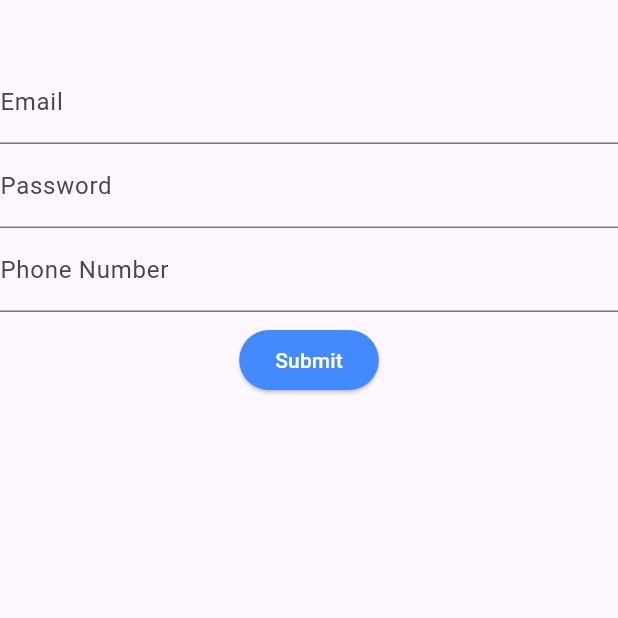
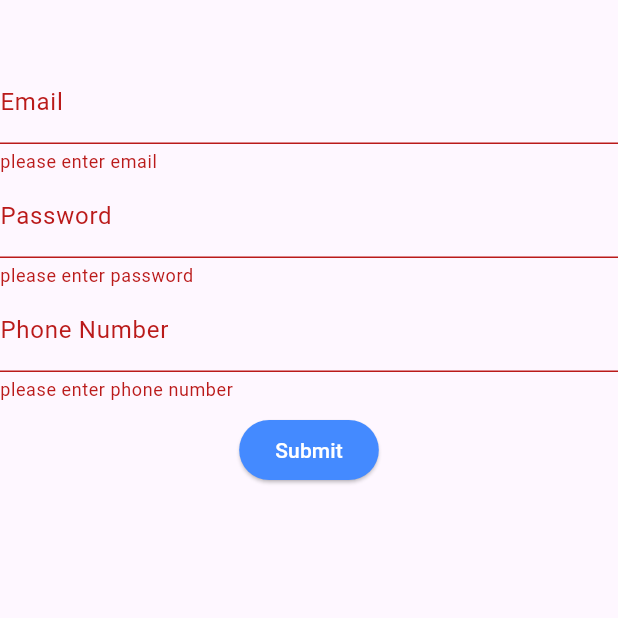
Before and after one commit to NischalGirii/Flutter, a Flutter app: the screen it shows after launch, after a tap on "Submit", on a phone screen of 412 x 824 dp, the top half of it. Run offline on Flutter 3.47's test engine with Material 3 defaults, Android fonts, the phone set to English and light mode, and no system bars; our stand-ins replace shared_preferences; missing offline and left inert: dart:ffi.

Commit message:
Update the incorrect regex form validation.

```diff
--- a/flutter_application_1/lib/formValidation/validation.dart
+++ b/flutter_application_1/lib/formValidation/validation.dart
@@ -53,19 +53,19 @@ class _ValidationState extends State<Validation> {
                 if(value == null || value.isEmpty) {
                   return "please enter password";
                 }
-                if(value.length <= 8) {
+                if(value.length < 8) {
                   return "Password must be atleast eight characters";
                 }
-                if(!value.contains(".*[a-z].*")) {
+                if(!RegExp(r'[a-z]').hasMatch(value)) {
                   return "Password must contain atleast one lower case character.";
                 }
-                if(!value.contains(".*[A-Z].*")) {
+                if(!RegExp(r"[A-Z]").hasMatch(value)) {
                   return "Password must contain atleast one upper case character.";
                 }
-                if(!value.contains(".*[0-9].")) {
+                if(!RegExp(r"[0-9]").hasMatch(value)) {
                   return "Password must contain atleast one number.";
                 }
-                if(!value.contains(".*[!@#%^&*()].*")) {
+                if(!RegExp(r"[!@#%^&*()]").hasMatch(value)) {
                   return "Password must contain atleast one special characters.";
                 }
 
@@ -96,7 +96,11 @@ class _ValidationState extends State<Validation> {
 
             Padding(
               padding: const EdgeInsets.all(8.0),
-              child: ElevatedButton(onPressed: () {},
+              child: ElevatedButton(onPressed: () {
+                if(_formKey.currentState!.validate()){
+                  ScaffoldMessenger.of(context).showSnackBar(SnackBar(content: Text("Form Submitted successfully.")));
+                }
+              },
                child: Text("Submit"),
                style: ElevatedButton.styleFrom(
                 foregroundColor: Colors.white,
```
